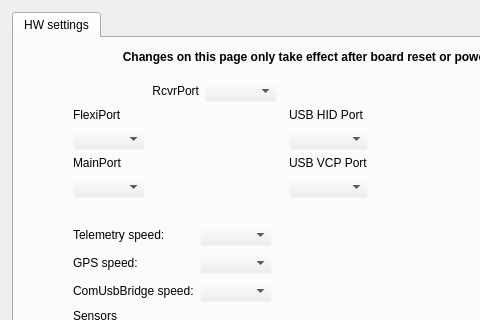
Qt form ground/gcs/src/plugins/config/cc_hw_settings.ui (TauLabs/TauLabs) before a commit; both pictures show x 0 to 480 and y 0 to 320 of the 646 by 596 pixel window.
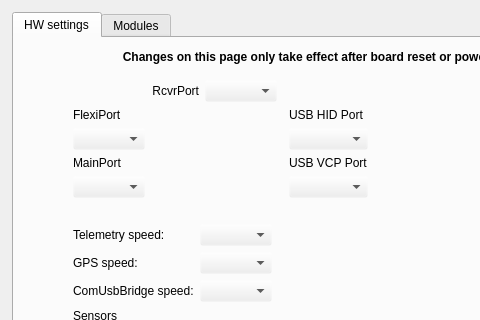
The same form after that commit. Icons and pictures are not drawn.

Commit message: WIP: Modules tab. DOES NOT COMPILE.

```diff
--- a/ground/gcs/src/plugins/config/cc_hw_settings.ui
+++ b/ground/gcs/src/plugins/config/cc_hw_settings.ui
@@ -475,6 +475,11 @@
        </item>
       </layout>
      </widget>
+     <widget class="QWidget" name="modules">
+      <attribute name="title">
+       <string>Modules</string>
+      </attribute>
+     </widget>
     </widget>
    </item>
    <item>
```
Left out of the diff: 2 changed lines with no effect on the pictures. The commit also changes 7 other files.
